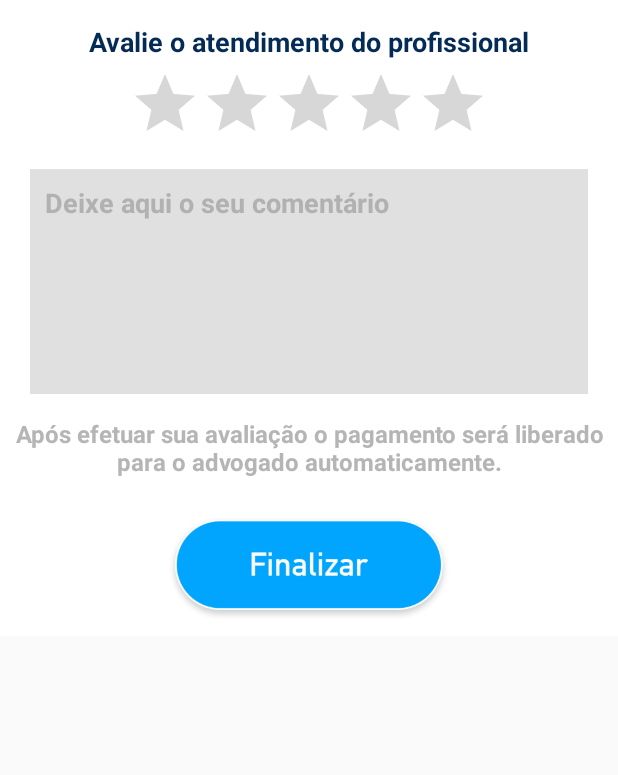
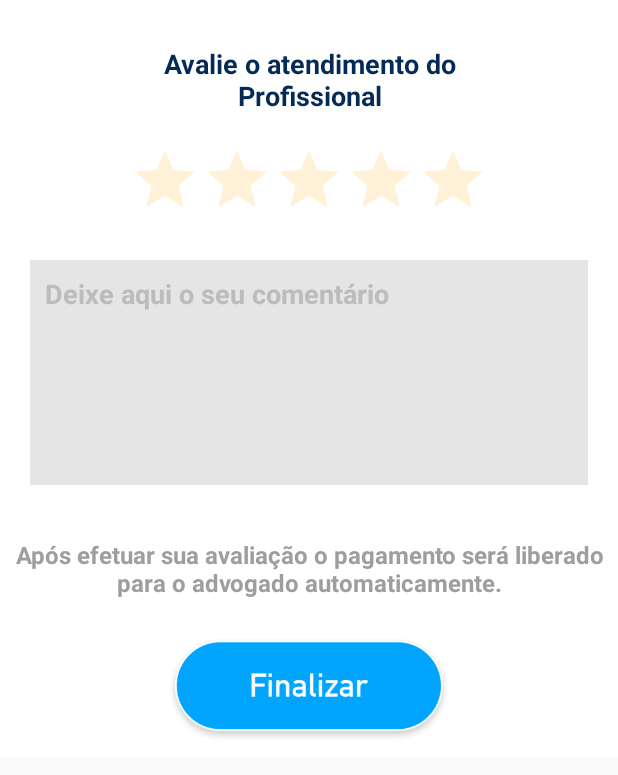
Before and after one commit to Lab262/GoLawyer, an Android app: the layout fragment_lawyer_service_status_rate.xml on its own in the app's theme, with its tools: preview values and no code run, on a phone screen of 412 x 824 dp. Shown: the top 775 px of the screen. Run offline under Robolectric (Android 15) with nearby library versions, the phone set to English and light mode, and no system bars.

Commit message:
refactor layout rate fragment

```diff
--- a/app/src/main/res/layout/fragment_lawyer_service_status_delivery.xml
+++ b/app/src/main/res/layout/fragment_lawyer_service_status_delivery.xml
@@ -42,7 +42,7 @@
         <TextView
             android:layout_width="match_parent"
             android:layout_height="wrap_content"
-            android:textColor="@color/greyNotSelected"
+            android:textColor="@color/grey_text"
             android:textAlignment="center"
             android:textStyle="bold"
             android:text="@string/voc_poder_cancelar_a_demanda_a_qualquer_momento_o_pagamento_ser_extornado_mas_fique_atento_para_n_o_ser_classificado_negativamente"
--- a/app/src/main/res/layout/fragment_lawyer_service_status_payment_lawyer.xml
+++ b/app/src/main/res/layout/fragment_lawyer_service_status_payment_lawyer.xml
@@ -20,7 +20,8 @@
         android:textAlignment="center"
         android:layout_marginBottom="30dp"
         android:layout_marginLeft="30dp"
-        android:layout_marginRight="30dp" />
+        android:layout_marginRight="30dp"
+        android:textColor="@color/grey_text" />
 
     <ImageButton
         android:layout_width="match_parent"
--- a/app/src/main/res/layout/fragment_lawyer_service_status_rate.xml
+++ b/app/src/main/res/layout/fragment_lawyer_service_status_rate.xml
@@ -20,19 +20,22 @@
                 android:textAlignment="gravity"
                 android:textStyle="bold"
                 android:text="@string/avalie_o_atendimento_do_profissional"
-                android:paddingBottom="5dp"
+                android:paddingBottom="20dp"
                 android:textSize="18sp"
                 android:id="@+id/serviceStatusRateTitle"
-                android:paddingTop="5dp"
+                android:paddingTop="20dp"
                 android:gravity="center_vertical|center_horizontal"
-                android:phoneNumber="true" />
+                android:phoneNumber="true"
+                android:paddingLeft="50dp"
+                android:paddingRight="50dp"
+                android:minLines="2" />
 
         <RatingBar
+            android:theme="@style/evaluationRatingBar"
             android:layout_width="wrap_content"
             android:layout_height="wrap_content"
             android:id="@+id/ratingBar"
             android:layout_gravity="center"
-            android:progressTint="@android:color/holo_orange_light"
             android:numStars="5"
             android:stepSize="1.0" />
 
@@ -41,15 +44,15 @@
             android:layout_height="150dp"
             android:id="@+id/serviceStatusRateCommentEditText"
             android:hint="@string/deixe_aqui_o_seu_coment_rio"
-            android:layout_marginTop="10dp"
+            android:layout_marginTop="20dp"
             android:layout_marginLeft="10dp"
             android:layout_marginRight="10dp"
-            android:layout_marginBottom="10dp"
+            android:layout_marginBottom="30dp"
             android:layout_gravity="top|left"
-            android:background="@color/grey_300"
+            android:background="@color/grey_text_background"
             android:inputType="textMultiLine"
             android:textStyle="bold"
-            android:textColorHint="@color/greyNotSelected"
+            android:textColorHint="@color/grey_text_hint"
             android:textColor="@android:color/black"
             android:gravity="top"
             android:paddingLeft="10dp"
@@ -58,7 +61,7 @@
         <TextView
             android:layout_width="match_parent"
             android:layout_height="wrap_content"
-            android:textColor="@color/greyNotSelected"
+            android:textColor="@color/grey_text"
             android:textAlignment="gravity"
             android:textStyle="bold"
             android:text="@string/ap_s_efetuar_sua_avalia_o_o_pagamento_ser_liberado_para_o_advogado_automaticamente"
--- a/app/src/main/res/values/colors.xml
+++ b/app/src/main/res/values/colors.xml
@@ -13,4 +13,9 @@
     <color name="greyBackground">#f9f9f9</color>
     <color name="grey_100">#f5f5f5</color>
     <color name="grey_300">#e0e0e0</color>
+    <color name="grey_text">#9e9e9e</color>
+    <color name="grey_text_background">#E5E5E5</color>
+    <color name="grey_text_hint">#BCBCBC</color>
+    <color name="yellow_star">#feab02</color>
+    <color name="yellow_star_60">#99feab02</color>
 </resources>
--- a/app/src/main/res/values/strings.xml
+++ b/app/src/main/res/values/strings.xml
@@ -98,7 +98,7 @@
     <string name="por_favor_aguarde_a_finaliza_o_da_demanda">Por favor, aguarde a finalização da demanda</string>
     <string name="iniciado_em_31_05_2016_s_13_00h">Iniciado em 31/05/2016 ás 13:00h</string>
     <string name="deixe_aqui_o_seu_coment_rio">Deixe aqui o seu comentário</string>
-    <string name="avalie_o_atendimento_do_profissional">Avalie o atendimento do profissional</string>
+    <string name="avalie_o_atendimento_do_profissional">Avalie o atendimento do Profissional</string>
     <string name="ap_s_efetuar_sua_avalia_o_o_pagamento_ser_liberado_para_o_advogado_automaticamente">Após efetuar sua avaliação o pagamento será liberado para o advogado automaticamente.</string>
     <string name="title_activity_map">Map</string>
     <string name="title_activity_map_list">Lista</string>
--- a/app/src/main/res/values/styles.xml
+++ b/app/src/main/res/values/styles.xml
@@ -31,4 +31,9 @@
 
     <style name="AppTheme.PopupOverlay" parent="ThemeOverlay.AppCompat.Light" />
 
+    <style name="evaluationRatingBar" parent="@android:style/Widget.RatingBar">
+        <item name="colorControlNormal">@color/yellow_star_60</item>
+        <item name="colorControlActivated">@color/yellow_star</item>
+    </style>
+
 </resources>
```
Also changed, not shown: app/src/main/res/drawable-hdpi/star_evaluation_fill.png (added), app/src/main/res/drawable-hdpi/star_evaluation_not_fill.png (added), app/src/main/res/drawable-mdpi/star_evaluation_fill.png (added), app/src/main/res/drawable-mdpi/star_evaluation_not_fill.png (added), app/src/main/res/drawable-xhdpi/star_evaluation_fill.png (added), app/src/main/res/drawable-xhdpi/star_evaluation_not_fill.png (added), app/src/main/res/drawable-xxhdpi/star_evaluation_fill.png (added), app/src/main/res/drawable-xxhdpi/star_evaluation_not_fill.png (added), app/src/main/res/drawable-xxxhdpi/star_evaluation_fill.png (added), app/src/main/res/drawable-xxxhdpi/star_evaluation_not_fill.png (added).
